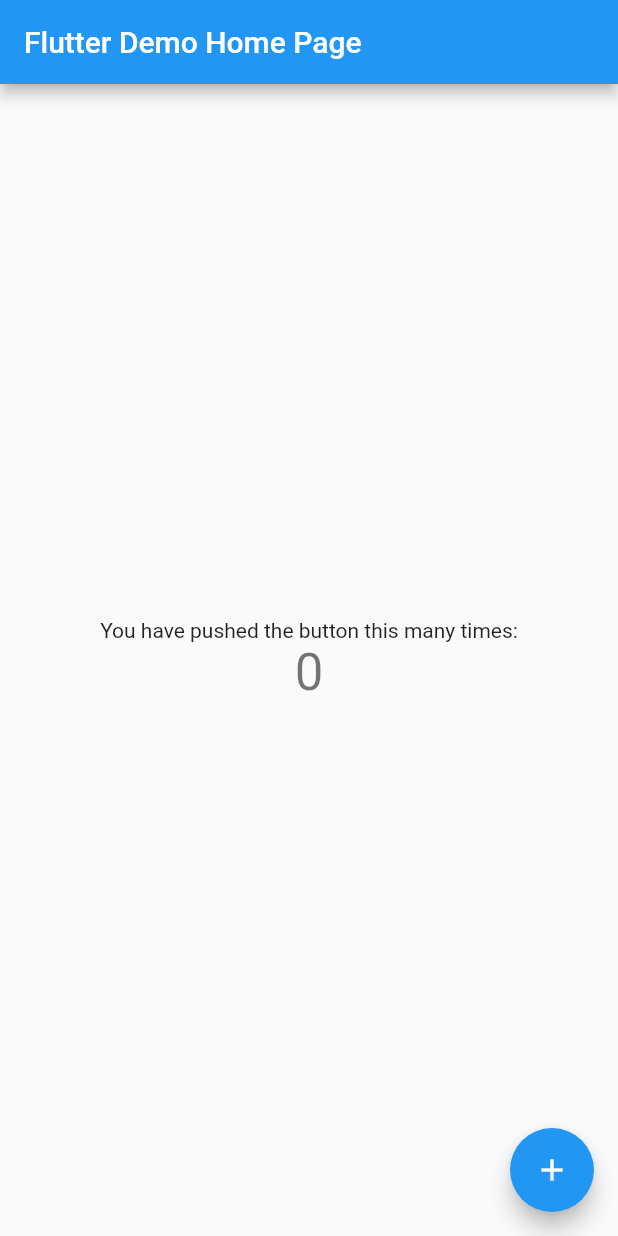
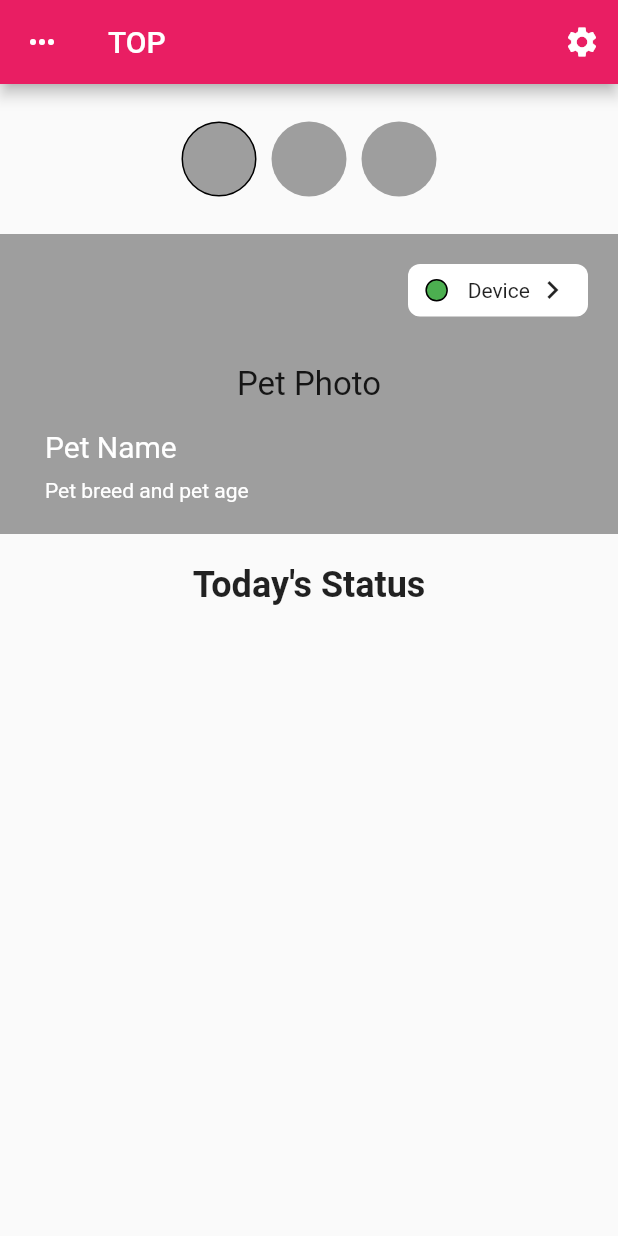
Before and after one commit to mykhailoKomarNiX/test-pet-tracker, a Flutter app: the screen it shows after launch, on a phone screen of 412 x 824 dp. Run offline on Flutter 3.47's test engine with Material 2 defaults, Android fonts, the phone set to English and light mode, and no system bars.

Commit message:
Add home page componets #123123

```diff
--- a/lib/main.dart
+++ b/lib/main.dart
@@ -4,108 +4,175 @@ void main() => runApp(MyApp());
 
 class MyApp extends StatelessWidget {
   // This widget is the root of your application.
+  final String title = 'TOP';
   @override
   Widget build(BuildContext context) {
     return MaterialApp(
-      title: 'Flutter Demo',
+      title: title,
       theme: ThemeData(
-        // This is the theme of your application.
-        //
-        // Try running your application with "flutter run". You'll see the
-        // application has a blue toolbar. Then, without quitting the app, try
-        // changing the primarySwatch below to Colors.green and then invoke
-        // "hot reload" (press "r" in the console where you ran "flutter run",
-        // or simply save your changes to "hot reload" in a Flutter IDE).
-        // Notice that the counter didn't reset back to zero; the application
-        // is not restarted.
-        primarySwatch: Colors.blue,
+        primarySwatch: Colors.pink,
       ),
-      home: MyHomePage(title: 'Flutter Demo Home Page'),
+      home: HomePage(title: title),
     );
   }
 }
 
-class MyHomePage extends StatefulWidget {
-  MyHomePage({Key key, this.title}) : super(key: key);
+class Pet extends StatefulWidget {
+  Pet({this.border = false});
 
-  // This widget is the home page of your application. It is stateful, meaning
-  // that it has a State object (defined below) that contains fields that affect
-  // how it looks.
+  final bool border;
+  @override
+  _PetState createState() => _PetState();
+}
 
-  // This class is the configuration for the state. It holds the values (in this
-  // case the title) provided by the parent (in this case the App widget) and
-  // used by the build method of the State. Fields in a Widget subclass are
-  // always marked "final".
+class _PetState extends State<Pet> {
+  @override
+  Widget build(BuildContext context) {
+    return Container(
+      height: 50,
+      width: 50,
+      margin: EdgeInsets.all(5.0),
+      decoration: BoxDecoration(
+          border: widget.border ? Border.all() : null,
+          shape: BoxShape.circle,
+          color: Colors.grey),
+    );
+  }
+}
+
+class PetPhoto extends StatefulWidget {
+  @override
+  _PetPhotoState createState() => _PetPhotoState();
+}
+
+class _PetPhotoState extends State<PetPhoto> {
+  @override
+  Widget build(BuildContext context) {
+    return Stack(
+      children: <Widget>[
+        Container(
+          height: 200,
+          decoration: BoxDecoration(
+            color: Colors.grey,
+          ),
+          child: Center(
+            child: Text(
+              'Pet Photo',
+              style: TextStyle(fontSize: 22),
+            ),
+          ),
+        ),
+        Positioned(
+            left: 30.0,
+            top: 130,
+            child: Container(
+                child: Column(
+              crossAxisAlignment: CrossAxisAlignment.start,
+              children: <Widget>[
+                Container(
+                  margin: EdgeInsets.only(bottom: 10),
+                  child: Text(
+                    'Pet Name',
+                    style: TextStyle(fontSize: 20, color: Colors.white),
+                  ),
+                ),
+                Container(
+                  child: Text(
+                    'Pet breed and pet age',
+                    style: TextStyle(color: Colors.white),
+                  ),
+                ),
+              ],
+            ))),
+        Positioned(
+            right: 20.0,
+            top: 20,
+            child: Container(
+              width: 120,
+              height: 35,
+              padding: EdgeInsets.only(left: 10, right: 10),
+              decoration: BoxDecoration(
+                color: Colors.white,
+                borderRadius: BorderRadius.circular(8.0),
+              ),
+              child: Row(
+                mainAxisAlignment: MainAxisAlignment.spaceAround,
+                crossAxisAlignment: CrossAxisAlignment.center,
+                children: <Widget>[
+                  Container(
+                    width: 15,
+                    height: 15,
+                    margin: EdgeInsets.only(right: 10),
+                    decoration: BoxDecoration(
+                      border: Border.all(),
+                      color: Colors.green,
+                      shape: BoxShape.circle,
+                    ),
+                  ),
+                  Text('Device'),
+                  Icon(Icons.keyboard_arrow_right),
+                ],
+              ),
+            )),
+      ],
+    );
+  }
+}
+
+class HomePage extends StatefulWidget {
+  HomePage({Key key, this.title}) : super(key: key);
 
   final String title;
 
   @override
-  _MyHomePageState createState() => _MyHomePageState();
+  _HomePageState createState() => _HomePageState();
 }
 
-class _MyHomePageState extends State<MyHomePage> {
-  int _counter = 0;
-
-  void _incrementCounter() {
-    setState(() {
-      // This call to setState tells the Flutter framework that something has
-      // changed in this State, which causes it to rerun the build method below
-      // so that the display can reflect the updated values. If we changed
-      // _counter without calling setState(), then the build method would not be
-      // called again, and so nothing would appear to happen.
-      _counter++;
-    });
-  }
-
+class _HomePageState extends State<HomePage> {
   @override
   Widget build(BuildContext context) {
-    // This method is rerun every time setState is called, for instance as done
-    // by the _incrementCounter method above.
-    //
-    // The Flutter framework has been optimized to make rerunning build methods
-    // fast, so that you can just rebuild anything that needs updating rather
-    // than having to individually change instances of widgets.
     return Scaffold(
-      appBar: AppBar(
-        // Here we take the value from the MyHomePage object that was created by
-        // the App.build method, and use it to set our appbar title.
-        title: Text(widget.title),
-      ),
-      body: Center(
-        // Center is a layout widget. It takes a single child and positions it
-        // in the middle of the parent.
-        child: Column(
-          // Column is also a layout widget. It takes a list of children and
-          // arranges them vertically. By default, it sizes itself to fit its
-          // children horizontally, and tries to be as tall as its parent.
-          //
-          // Invoke "debug painting" (press "p" in the console, choose the
-          // "Toggle Debug Paint" action from the Flutter Inspector in Android
-          // Studio, or the "Toggle Debug Paint" command in Visual Studio Code)
-          // to see the wireframe for each widget.
-          //
-          // Column has various properties to control how it sizes itself and
-          // how it positions its children. Here we use mainAxisAlignment to
-          // center the children vertically; the main axis here is the vertical
-          // axis because Columns are vertical (the cross axis would be
-          // horizontal).
-          mainAxisAlignment: MainAxisAlignment.center,
-          children: <Widget>[
-            Text(
-              'You have pushed the button this many times:',
-            ),
-            Text(
-              '$_counter',
-              style: Theme.of(context).textTheme.display1,
+        appBar: AppBar(
+          title: Text(widget.title),
+          leading: IconButton(
+            onPressed: () => print('more'),
+            icon: Icon(Icons.more_horiz),
+          ),
+          actions: <Widget>[
+            IconButton(
+              onPressed: () => print('more'),
+              icon: Icon(Icons.settings),
             ),
           ],
         ),
-      ),
-      floatingActionButton: FloatingActionButton(
-        onPressed: _incrementCounter,
-        tooltip: 'Increment',
-        child: Icon(Icons.add),
-      ), // This trailing comma makes auto-formatting nicer for build methods.
-    );
+        body: ListView(
+          children: <Widget>[
+            Container(
+              margin: EdgeInsets.all(20),
+              child: Row(
+                crossAxisAlignment: CrossAxisAlignment.center,
+                mainAxisAlignment: MainAxisAlignment.center,
+                children: <Widget>[
+                  Pet(border: true),
+                  Pet(),
+                  Pet(),
+                ],
+              ),
+            ),
+            PetPhoto(),
+            Row(
+              mainAxisAlignment: MainAxisAlignment.center,
+              children: <Widget>[
+                Container(
+                    margin: EdgeInsets.all(20),
+                    child: Text(
+                      "Today's Status",
+                      style:
+                          TextStyle(fontSize: 24, fontWeight: FontWeight.bold),
+                    )),
+              ],
+            )
+          ],
+        ));
   }
 }
```
